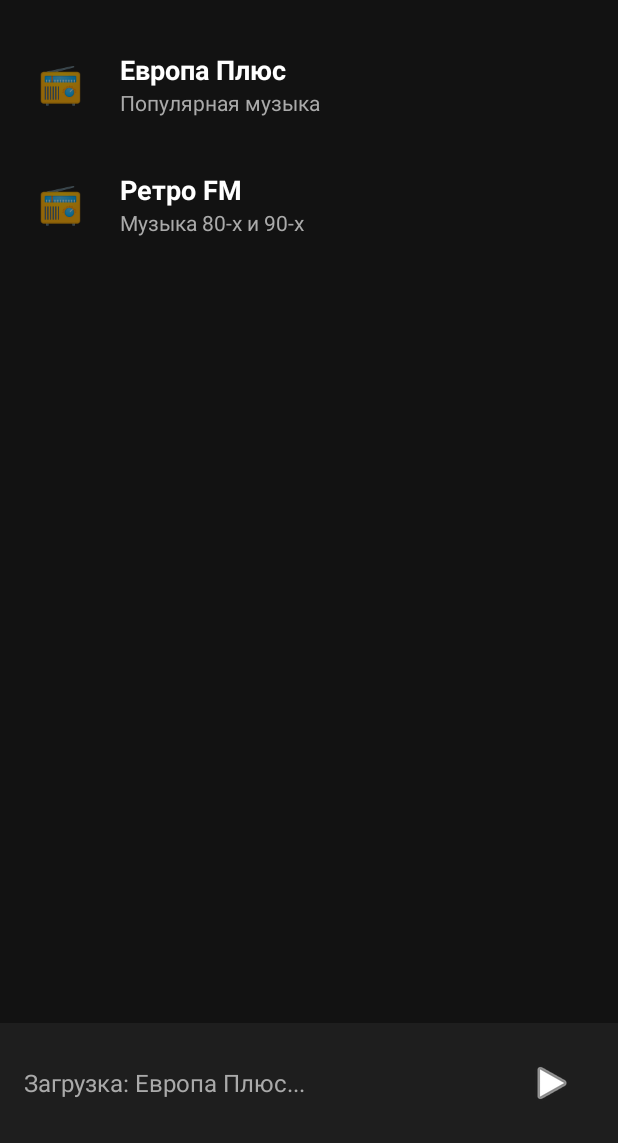
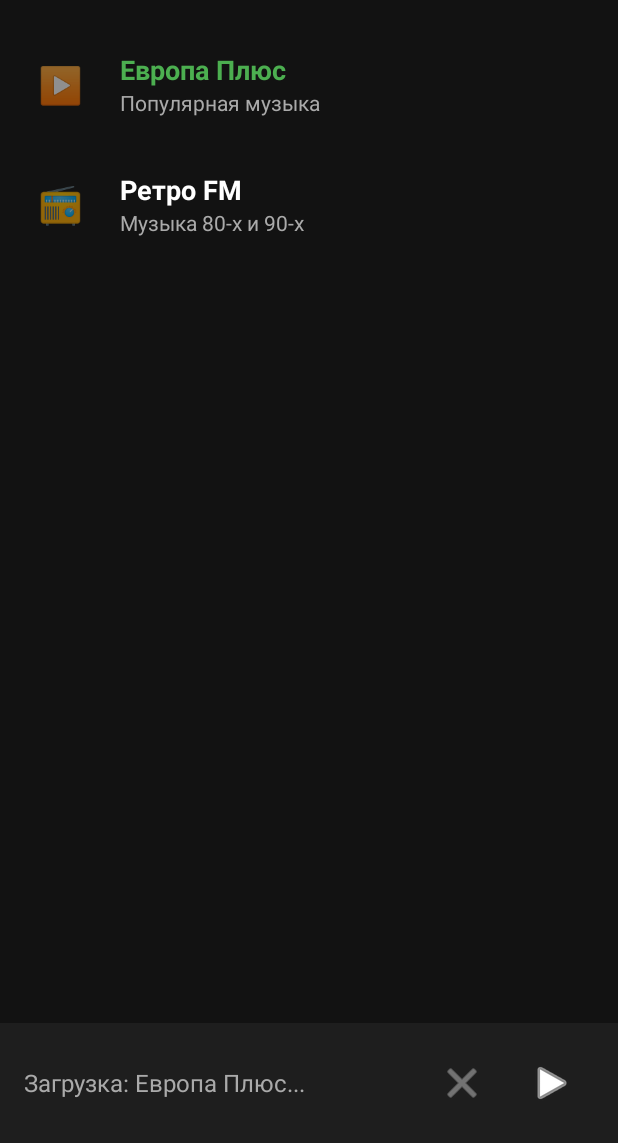
Before and after one commit to Ivan73738182/WaveBoxApp, an Android app: the screen it shows after launch (MainActivity), after a tap on an icon or button, on a phone screen of 412 x 824 dp, the part 93-1236 px from its top. Run offline under Robolectric (Android 15) with nearby library versions, the phone set to English and light mode, and no system bars; 6 statements that could not run were skipped.

Commit message:
feat: add stop button and active station highlight

```diff
--- a/app/src/main/java/com/ivangames/wavebox/MainActivity.kt
+++ b/app/src/main/java/com/ivangames/wavebox/MainActivity.kt
@@ -27,7 +27,9 @@ class MainActivity : AppCompatActivity() {
     private lateinit var controllerFuture: ListenableFuture<MediaController>
     private var controller: MediaController? = null
     private lateinit var playPauseButton: ImageButton
+    private lateinit var stopButton: ImageButton
     private lateinit var nowPlayingText: TextView
+    private lateinit var adapter: StationAdapter
 
     private val stations = listOf(
         Station("Европа Плюс", "Популярная музыка", "http://ep128.hostingradio.ru:8030/ep128"),
@@ -47,6 +49,7 @@ class MainActivity : AppCompatActivity() {
         setContentView(R.layout.activity_main)
 
         playPauseButton = findViewById(R.id.playPauseButton)
+        stopButton = findViewById(R.id.stopButton)
         nowPlayingText = findViewById(R.id.nowPlayingText)
         val recyclerView = findViewById<RecyclerView>(R.id.recyclerView)
 
@@ -58,15 +61,15 @@ class MainActivity : AppCompatActivity() {
             }
         }
 
-        // Подключаемся к сервису
         val sessionToken = SessionToken(this, ComponentName(this, RadioService::class.java))
         controllerFuture = MediaController.Builder(this, sessionToken).buildAsync()
 
         controllerFuture.addListener({
             controller = controllerFuture.get()
 
-            // Обновляем UI, если музыка уже играет (при повторном открытии)
             updatePlayPauseButton(controller?.isPlaying == true)
+            // Восстанавливаем выделение текущей станции при открытии
+            updateSelectedStation(controller?.currentMediaItem?.mediaMetadata?.title?.toString())
 
             controller?.addListener(object : Player.Listener {
                 override fun onIsPlayingChanged(isPlaying: Boolean) {
@@ -74,9 +77,9 @@ class MainActivity : AppCompatActivity() {
                 }
 
                 override fun onMediaItemTransition(mediaItem: MediaItem?, reason: Int) {
-                    // Обновляем название текущей станции внизу экрана
                     val title = mediaItem?.mediaMetadata?.title?.toString() ?: "Неизвестно"
                     nowPlayingText.text = title
+                    updateSelectedStation(title)
                 }
 
                 override fun onPlayerError(error: PlaybackException) {
@@ -87,14 +90,23 @@ class MainActivity : AppCompatActivity() {
         }, MoreExecutors.directExecutor())
 
         recyclerView.layoutManager = LinearLayoutManager(this)
-        recyclerView.adapter = StationAdapter(stations) { station ->
+        adapter = StationAdapter(stations) { station ->
             playStation(station)
         }
+        recyclerView.adapter = adapter
 
         playPauseButton.setOnClickListener {
             controller?.let {
                 if (it.isPlaying) it.pause() else it.play()
             }
+        }
+
+        stopButton.setOnClickListener {
+            controller?.stop()
+            controller?.clearMediaItems()
+            nowPlayingText.text = "Выберите станцию"
+            updateSelectedStation(null)
+            updatePlayPauseButton(false)
         }
     }
 
@@ -104,6 +116,10 @@ class MainActivity : AppCompatActivity() {
         } else {
             playPauseButton.setImageResource(android.R.drawable.ic_media_play)
         }
+    }
+
+    private fun updateSelectedStation(currentTitle: String?) {
+        adapter.setPlayingStation(currentTitle)
     }
 
     private fun playStation(station: Station) {
@@ -122,11 +138,11 @@ class MainActivity : AppCompatActivity() {
         controller?.setMediaItem(mediaItem)
         controller?.prepare()
         controller?.play()
+        updateSelectedStation(station.name)
     }
 
     override fun onDestroy() {
         super.onDestroy()
-        // Отключаемся от сервиса, но музыка продолжает играть
         MediaController.releaseFuture(controllerFuture)
     }
 }
--- a/app/src/main/java/com/ivangames/wavebox/StationAdapter.kt
+++ b/app/src/main/java/com/ivangames/wavebox/StationAdapter.kt
@@ -1,5 +1,6 @@
 package com.ivangames.wavebox
 
+import android.graphics.Color
 import android.view.LayoutInflater
 import android.view.View
 import android.view.ViewGroup
@@ -13,10 +14,17 @@ class StationAdapter(
     private val onClick: (Station) -> Unit
 ) : RecyclerView.Adapter<StationAdapter.ViewHolder>() {
 
+    private var playingStationName: String? = null
+
     class ViewHolder(view: View) : RecyclerView.ViewHolder(view) {
         val name: TextView = view.findViewById(R.id.stationName)
         val desc: TextView = view.findViewById(R.id.stationDesc)
         val icon: TextView = view.findViewById(R.id.stationIcon)
+    }
+
+    fun setPlayingStation(name: String?) {
+        playingStationName = name
+        notifyDataSetChanged()
     }
 
     override fun onCreateViewHolder(parent: ViewGroup, viewType: Int): ViewHolder {
@@ -29,6 +37,16 @@ class StationAdapter(
         val station = stations[position]
         holder.name.text = station.name
         holder.desc.text = station.desc
+
+        // Подсвечиваем активную станцию
+        if (station.name == playingStationName) {
+            holder.name.setTextColor(Color.parseColor("#4CAF50")) // Зелёный
+            holder.icon.text = "▶️"
+        } else {
+            holder.name.setTextColor(Color.WHITE)
+            holder.icon.text = "📻"
+        }
+
         holder.itemView.setOnClickListener { onClick(station) }
     }
 
--- a/app/src/main/res/layout/activity_main.xml
+++ b/app/src/main/res/layout/activity_main.xml
@@ -28,7 +28,6 @@
         app:layout_constraintStart_toStartOf="parent"
         app:layout_constraintEnd_toEndOf="parent"/>
 
-    <!-- Нижняя панель плеера -->
     <LinearLayout
         android:id="@+id/playerBar"
         android:layout_width="match_parent"
@@ -48,7 +47,18 @@
             android:layout_weight="1"
             android:text="Выберите станцию"
             android:textColor="#AAAAAA"
-            android:textSize="16sp" />
+            android:textSize="16sp"
+            android:singleLine="true"
+            android:ellipsize="end" />
+
+        <ImageButton
+            android:id="@+id/stopButton"
+            android:layout_width="48dp"
+            android:layout_height="48dp"
+            android:background="?attr/selectableItemBackgroundBorderless"
+            android:src="@android:drawable/ic_menu_close_clear_cancel"
+            app:tint="#AAAAAA"
+            android:layout_marginEnd="8dp" />
 
         <ImageButton
             android:id="@+id/playPauseButton"
```
